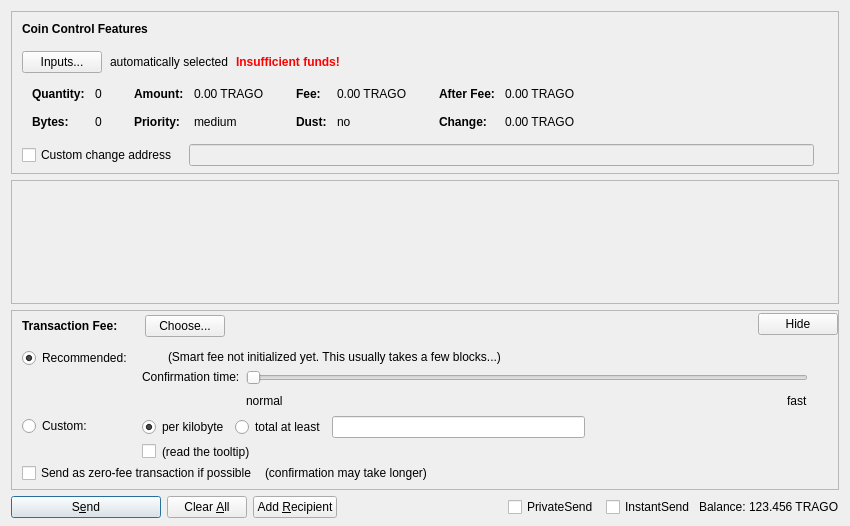
This is src/qt/forms/sendcoinsdialog.ui in mallmanator/BWRGO as Qt 5 draws it before an edit. The edited form follows.
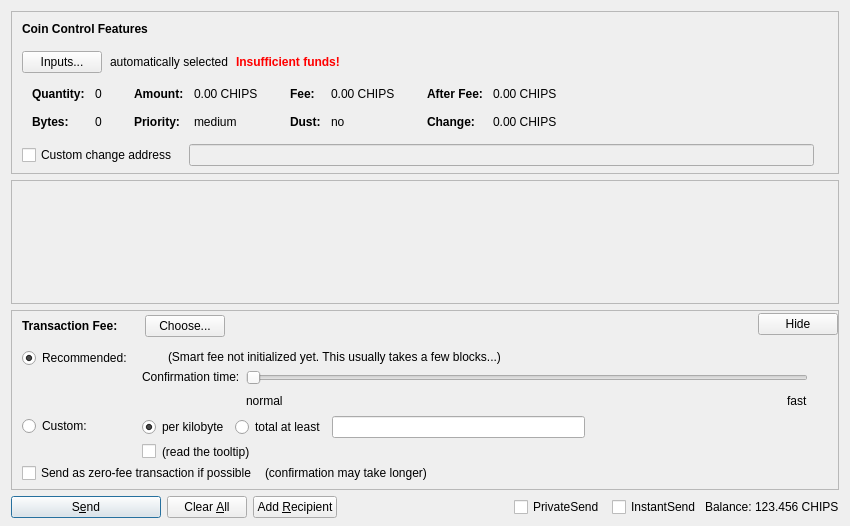
This is the edited form. Custom widgets are drawn as their Qt base class.

The edit to the form file:
```diff
--- a/src/qt/forms/sendcoinsdialog.ui
+++ b/src/qt/forms/sendcoinsdialog.ui
@@ -324,7 +324,7 @@
                   <enum>Qt::ActionsContextMenu</enum>
                  </property>
                  <property name="text">
-                  <string notr="true">0.00 TRAGO</string>
+                  <string notr="true">0.00 CHIPS</string>
                  </property>
                  <property name="textInteractionFlags">
                   <set>Qt::LinksAccessibleByMouse|Qt::TextSelectableByKeyboard|Qt::TextSelectableByMouse</set>
@@ -404,7 +404,7 @@
                   <enum>Qt::ActionsContextMenu</enum>
                  </property>
                  <property name="text">
-                  <string notr="true">0.00 TRAGO</string>
+                  <string notr="true">0.00 CHIPS</string>
                  </property>
                  <property name="textInteractionFlags">
                   <set>Qt::LinksAccessibleByMouse|Qt::TextSelectableByKeyboard|Qt::TextSelectableByMouse</set>
@@ -484,7 +484,7 @@
                   <enum>Qt::ActionsContextMenu</enum>
                  </property>
                  <property name="text">
-                  <string notr="true">0.00 TRAGO</string>
+                  <string notr="true">0.00 CHIPS</string>
                  </property>
                  <property name="textInteractionFlags">
                   <set>Qt::LinksAccessibleByMouse|Qt::TextSelectableByKeyboard|Qt::TextSelectableByMouse</set>
@@ -513,7 +513,7 @@
                   <enum>Qt::ActionsContextMenu</enum>
                  </property>
                  <property name="text">
-                  <string notr="true">0.00 TRAGO</string>
+                  <string notr="true">0.00 CHIPS</string>
                  </property>
                  <property name="textInteractionFlags">
                   <set>Qt::LinksAccessibleByMouse|Qt::TextSelectableByKeyboard|Qt::TextSelectableByMouse</set>
@@ -1366,7 +1366,7 @@
           <cursorShape>IBeamCursor</cursorShape>
          </property>
          <property name="text">
-          <string notr="true">123.456 TRAGO</string>
+          <string notr="true">123.456 CHIPS</string>
          </property>
          <property name="textInteractionFlags">
           <set>Qt::LinksAccessibleByMouse|Qt::TextSelectableByKeyboard|Qt::TextSelectableByMouse</set>
```
